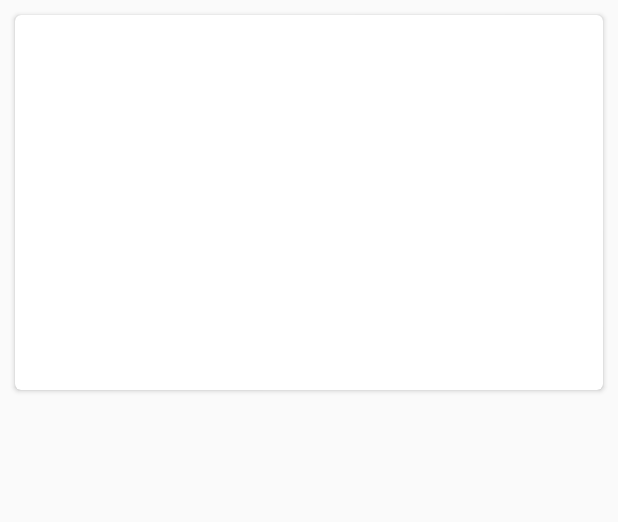
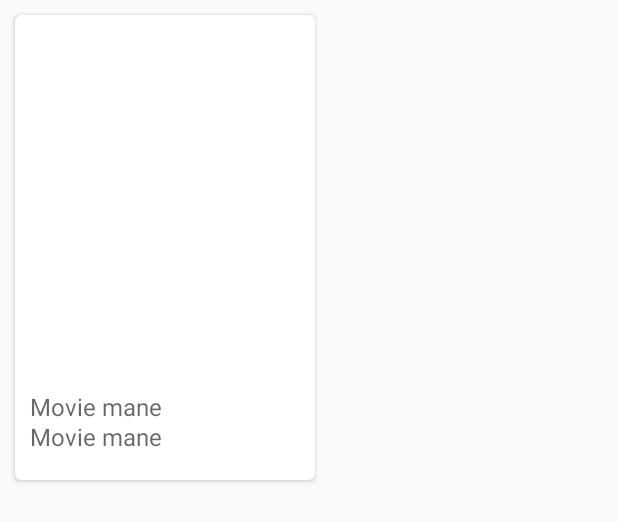
Before and after one commit to plammiez/MyMovie, an Android app: the layout list_item_movie.xml on its own in the app's theme, with its tools: preview values and no code run, on a phone screen of 412 x 824 dp. Shown: the top 522 px of the screen. Run offline under Robolectric (Android 15) with nearby library versions, the phone set to English and light mode, and no system bars.

Commit message:
show movie name

```diff
--- a/app/src/main/java/com/augmentis/ayp/mymovie/DetailMovieActivity.java
+++ b/app/src/main/java/com/augmentis/ayp/mymovie/DetailMovieActivity.java
@@ -55,6 +55,7 @@ public class DetailMovieActivity extends AppCompatActivity{
     TextView txt_director;
     TextView txt_actor;
     TextView txt_story;
+    TextView txt_movie_name;
 
     String str_director;
     String str_actor;
@@ -104,10 +105,12 @@ public class DetailMovieActivity extends AppCompatActivity{
         txt_director = (TextView) findViewById(R.id.director);
         txt_actor = (TextView) findViewById(R.id.actor);
         txt_story = (TextView) findViewById(R.id.story);
+        txt_movie_name = (TextView) findViewById(R.id.movie_name);
 
         txt_director.setText(movie.getDirectors());
         txt_actor.setText(movie.getActors());
         txt_story.setText(movie.getSynopsis());
+        txt_movie_name.setText(movie.getMovieNameTH());
 
 
 
--- a/app/src/main/res/layout/fragment_main_list.xml
+++ b/app/src/main/res/layout/fragment_main_list.xml
@@ -9,8 +9,10 @@
     <ImageView
         android:layout_width="match_parent"
         android:layout_height="match_parent"
+        android:scaleType="fitCenter"
         android:background="@drawable/background"
         android:alpha="0.6"/>
+
 
     <android.support.v7.widget.RecyclerView
         xmlns:android="http://schemas.android.com/apk/res/android"
@@ -19,6 +21,7 @@
         android:layout_height="wrap_content">
 
     </android.support.v7.widget.RecyclerView>
+
 
     <android.support.design.widget.FloatingActionButton
 
--- a/app/src/main/res/layout/list_item_movie.xml
+++ b/app/src/main/res/layout/list_item_movie.xml
@@ -1,5 +1,5 @@
 <?xml version="1.0" encoding="utf-8"?>
-<LinearLayout xmlns:android="http://schemas.android.com/apk/res/android"
+<RelativeLayout xmlns:android="http://schemas.android.com/apk/res/android"
     android:orientation="vertical"
     android:layout_width="match_parent"
     android:layout_height="wrap_content">
@@ -7,18 +7,51 @@
     <android.support.v7.widget.CardView xmlns:android="http://schemas.android.com/apk/res/android"
         xmlns:card_view="http://schemas.android.com/apk/res-auto"
         android:id="@+id/card_view"
-        android:layout_height="match_parent"
-        android:layout_width="match_parent"
+        android:layout_height="wrap_content"
+        android:layout_width="wrap_content"
         android:layout_margin="10dp"
         card_view:cardCornerRadius="4dp"
         card_view:contentPadding="10dp">
+
+        <LinearLayout
+            android:layout_width="wrap_content"
+            android:layout_height="wrap_content"
+            android:orientation="vertical">
 
         <ImageView
             android:id="@+id/list_movie_img"
             android:layout_width="180dp"
             android:layout_height="230dp"
-            android:layout_gravity="center"/>
+            android:layout_gravity="center"
+            android:layout_alignStart="@+id/textView"
+            />
+
+        <TextView
+            android:id="@+id/movie_name_in_list_th"
+            android:layout_width="180dp"
+            android:layout_height="30dp"
+            android:hint="@string/movie_name"
+            android:layout_below="@+id/list_movie_img"
+            android:layout_centerHorizontal="true"
+            android:paddingTop="10dp"
+            android:textSize="16dp"
+            />
+
+        <TextView
+            android:id="@+id/movie_name_in_list_en"
+            android:layout_width="180dp"
+            android:layout_height="30dp"
+            android:hint="@string/movie_name"
+            android:layout_below="@+id/list_movie_img"
+            android:layout_centerHorizontal="true"
+            android:textSize="16dp"
+            />
+
+        </LinearLayout>
+
+
 
     </android.support.v7.widget.CardView>
 
-</LinearLayout>
+
+</RelativeLayout>
--- a/app/src/main/res/menu/menu_search.xml
+++ b/app/src/main/res/menu/menu_search.xml
@@ -5,6 +5,6 @@
         android:id="@+id/menu_search"
         android:title="@string/title_bar"
         android:icon="@drawable/search_icon"
-        android:showAsAction="ifRoom|withText"/>
+        android:showAsAction="always"/>
 
 </menu>
--- a/app/src/main/res/values/colors.xml
+++ b/app/src/main/res/values/colors.xml
@@ -1,7 +1,7 @@
 <?xml version="1.0" encoding="utf-8"?>
 <resources>
-    <color name="colorPrimary">#6D7AC7 </color>
-    <color name="colorPrimaryDark">#3C4EA5 </color>
+    <color name="colorPrimary">#607D8B</color>
+    <color name="colorPrimaryDark">#455A64</color>
     <color name="colorAccent">#FF4081</color>
 
 
--- a/app/src/main/res/values/strings.xml
+++ b/app/src/main/res/values/strings.xml
@@ -14,4 +14,5 @@
     <string name="director">Director</string>
     <string name="actor">Actor</string>
     <string name="story">Story</string>
+    <string name="movie_name">Movie mane</string>
 </resources>
```
Also changed, not shown: app/src/main/java/com/augmentis/ayp/mymovie/MainFragment2.java (+9 -1 lines), app/src/main/res/drawable/background.xml (+3 -4 lines), app/src/main/res/layout/detail_movie.xml (+11 -0 lines).
